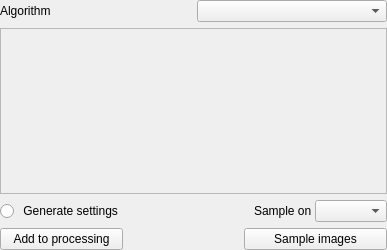
Above: iVS3D/src/iVS3D-core/view/samplingwidget.ui from iVS3D/iVS3D before the change. Below: the same form after it.
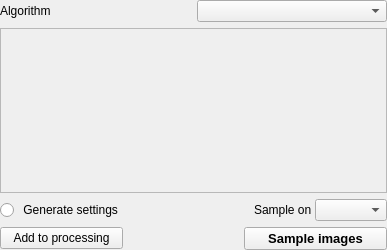
That is the form after the change.

Commit message: Changed error message when import failed and changed appearance of the sample images button

What changed in the file:
```diff
--- a/iVS3D/src/iVS3D-core/view/samplingwidget.ui
+++ b/iVS3D/src/iVS3D-core/view/samplingwidget.ui
@@ -73,7 +73,7 @@
         <x>0</x>
         <y>0</y>
         <width>385</width>
-        <height>143</height>
+        <height>154</height>
        </rect>
       </property>
      </widget>
@@ -89,6 +89,12 @@
      </property>
      <item row="2" column="2">
       <widget class="QPushButton" name="pushButton">
+       <property name="font">
+        <font>
+         <pointsize>10</pointsize>
+         <bold>true</bold>
+        </font>
+       </property>
        <property name="toolTip">
         <string>Start the selected sampling algorithm</string>
        </property>
```
The commit also changes 1 other file.
